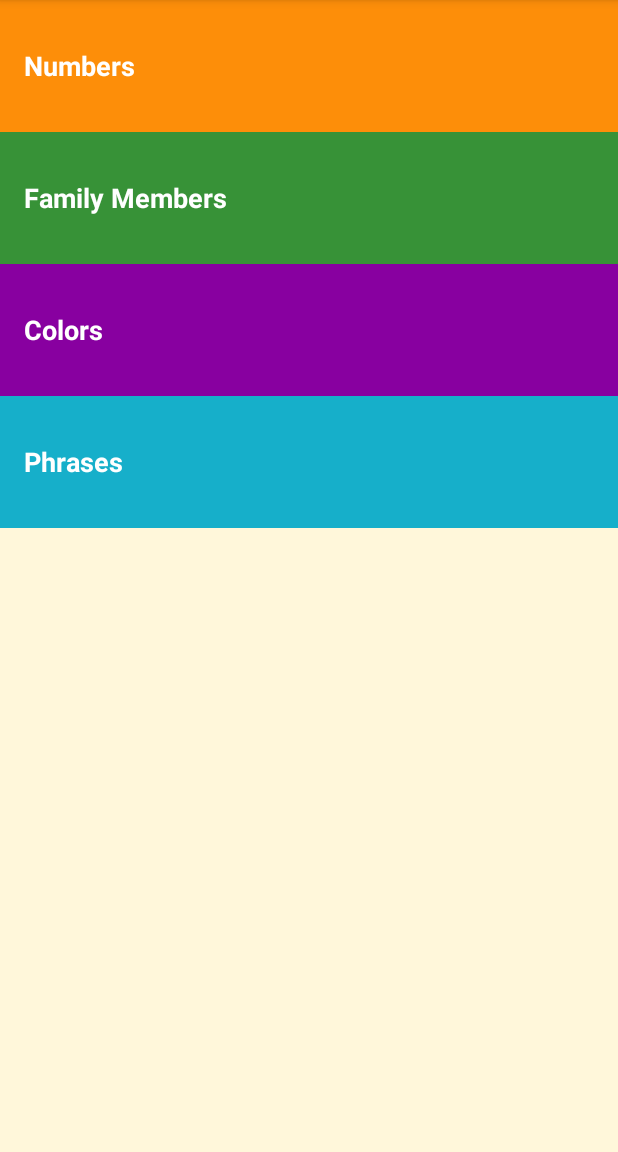
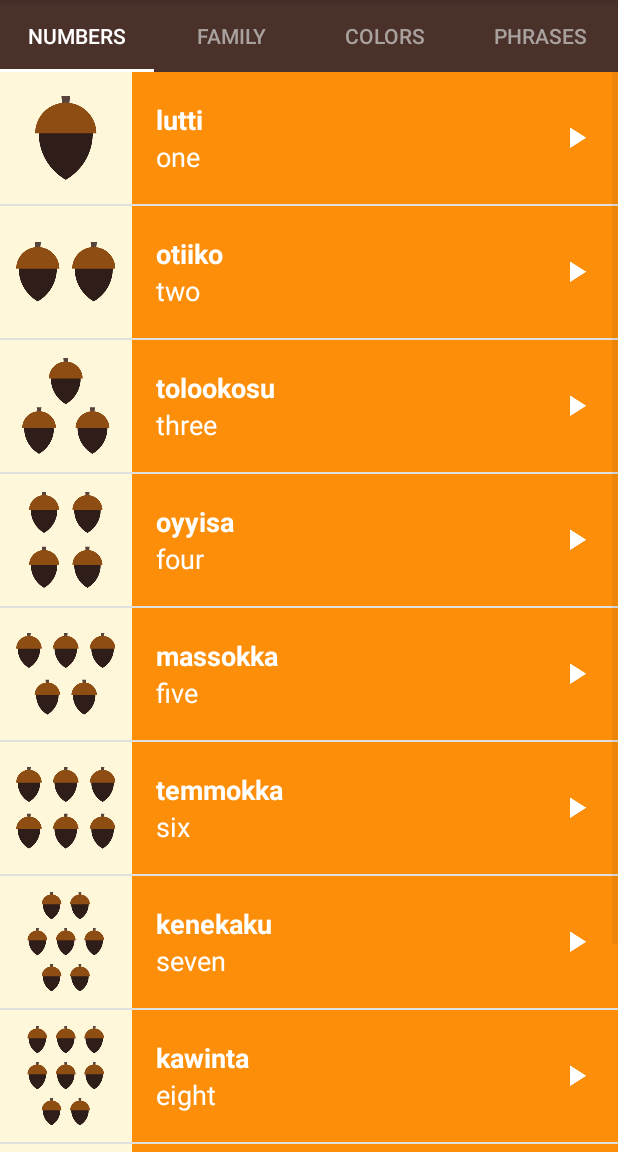
Before and after one commit to zizoh/miwok-app, an Android app: the MainActivity screen opened directly, with no data from a screen before it, on a phone screen of 412 x 824 dp, the part 84-1236 px from its top. Run offline under Robolectric (Android 15) with nearby library versions, the phone set to English and light mode, and no system bars.

Commit message:
refactor app to use tabs for all categories

```diff
--- /dev/null
+++ b/app/src/main/java/com/example/android/miwok/CategoriesFragmentPagerAdapter.java
@@ -0,0 +1,44 @@
+package com.example.android.miwok;
+
+import android.content.Context;
+import android.support.v4.app.Fragment;
+import android.support.v4.app.FragmentManager;
+import android.support.v4.app.FragmentPagerAdapter;
+
+public class CategoriesFragmentPagerAdapter extends FragmentPagerAdapter {
+    final int PAGE_COUNT = 4;
+    private String tabTitles[] = new String[]{"Numbers", "Family", "Colors", "Phrases"};
+    private Context context;
+
+    public CategoriesFragmentPagerAdapter(FragmentManager fm, Context context) {
+        super(fm);
+        this.context = context;
+    }
+
+    @Override
+    public int getCount() {
+        return PAGE_COUNT;
+    }
+
+    @Override
+    public Fragment getItem(int position) {
+        switch (position) {
+            case 0:
+                return new NumbersFragment();
+            case 1:
+                return new FamilyFragment();
+            case 2:
+                return new ColorsFragment();
+            case 3:
+                return new PhrasesFragment();
+            default:
+                return null;
+        }
+    }
+
+    @Override
+    public CharSequence getPageTitle(int position) {
+        // Generate title based on item position
+        return tabTitles[position];
+    }
+}
--- a/app/src/main/java/com/example/android/miwok/FamilyActivity.java
+++ b/app/src/main/java/com/example/android/miwok/FamilyFragment.java
@@ -4,15 +4,16 @@ import android.content.Context;
 import android.media.AudioManager;
 import android.media.MediaPlayer;
 import android.os.Bundle;
-import android.support.v7.app.AppCompatActivity;
+import android.support.v4.app.Fragment;
+import android.view.LayoutInflater;
 import android.view.View;
+import android.view.ViewGroup;
 import android.widget.AdapterView;
 import android.widget.ListView;
 
 import java.util.ArrayList;
 
-public class FamilyActivity extends AppCompatActivity {
-
+public class FamilyFragment extends Fragment {
     /**
      * Handles playback of all the sound files
      */
@@ -65,12 +66,17 @@ public class FamilyActivity extends AppCompatActivity {
             };
 
     @Override
-    protected void onCreate(Bundle savedInstanceState) {
+    public void onCreate(Bundle savedInstanceState) {
         super.onCreate(savedInstanceState);
-        setContentView(R.layout.word_list);
+    }
+
+    @Override
+    public View onCreateView(LayoutInflater inflater, ViewGroup container,
+                             Bundle savedInstanceState) {
+        View view = inflater.inflate(R.layout.word_list, container, false);
 
         // Create and setup the {@link AudioManager} to request audio focus
-        mAudioManager = (AudioManager) getSystemService(Context.AUDIO_SERVICE);
+        mAudioManager = (AudioManager) getActivity().getSystemService(Context.AUDIO_SERVICE);
 
         // Create an arraylist of words
         final ArrayList<Word> words = new ArrayList<Word>();
@@ -98,12 +104,12 @@ public class FamilyActivity extends AppCompatActivity {
         // Create an {@link WordAdapter}, whose data source is a list of {@Word}s. The
         // adapter knows how to create list items in the list
         WordAdapter adapter =
-                new WordAdapter(this, words, R.color.category_family);
+                new WordAdapter(getActivity(), words, R.color.category_family);
 
         // Find the {@link ListView} object in the view hierarchy of the {@link Activity}.
         // There should be a {@link ListView} with the view ID called list which is declared in the
         // word_list.xml file.
-        ListView listView = (ListView) findViewById(R.id.list);
+        ListView listView = (ListView) view.findViewById(R.id.list);
 
         // Make the {@link ListView} use the {@link WordAdapter} created above so that the
         // {@link ListView} will display list items for each {@link Word} in the list.
@@ -127,7 +133,7 @@ public class FamilyActivity extends AppCompatActivity {
 
                     // Create and setup the {@link MediaPlayer} for the audio resource associated
                     // with the current word
-                    mMediaPlayer = MediaPlayer.create(FamilyActivity.this, word.getmAudioResourceId());
+                    mMediaPlayer = MediaPlayer.create(getActivity(), word.getmAudioResourceId());
                     // Start the audio file
                     mMediaPlayer.start();
                     // Setup a listener on the media player, so that we can stop and release the
@@ -136,13 +142,15 @@ public class FamilyActivity extends AppCompatActivity {
                 }
             }
         });
+
+        return view;
     }
 
     /**
      * Release MediaPlayer resources when a user leaves the app
      */
     @Override
-    protected void onStop() {
+    public void onStop() {
         super.onStop();
         releaseMediaPlayer();
     }
--- a/app/src/main/java/com/example/android/miwok/MainActivity.java
+++ b/app/src/main/java/com/example/android/miwok/MainActivity.java
@@ -15,11 +15,10 @@
  */
 package com.example.android.miwok;
 
-import android.content.Intent;
 import android.os.Bundle;
+import android.support.design.widget.TabLayout;
+import android.support.v4.view.ViewPager;
 import android.support.v7.app.AppCompatActivity;
-import android.view.View;
-import android.widget.TextView;
 
 public class MainActivity extends AppCompatActivity {
 
@@ -30,56 +29,12 @@ public class MainActivity extends AppCompatActivity {
         // Set the content of the activity to use the activity_main.xml layout file
         setContentView(R.layout.activity_main);
 
-        // Find the View that shows the numbers category
-        TextView numbers = (TextView) findViewById(R.id.numbers);
+        ViewPager viewPager = (ViewPager) findViewById(R.id.categories_viewpager);
+        viewPager.setAdapter(new CategoriesFragmentPagerAdapter(getSupportFragmentManager(),
+                MainActivity.this));
 
-        // Set a click listener on that View
-        numbers.setOnClickListener(new View.OnClickListener() {
-            // The code in this method will be executed when the numbers View is clicked on.
-            @Override
-            public void onClick(View view) {
-                Intent numbersIntent = new Intent(MainActivity.this, NumbersActivity.class);
-                startActivity(numbersIntent);
-            }
-        });
-
-        // Find the View that shows the family category
-        TextView family = (TextView) findViewById(R.id.family);
-
-        // Set a click listener on that View
-        family.setOnClickListener(new View.OnClickListener() {
-            // The code in this method will be executed when the family View is clicked on.
-            @Override
-            public void onClick(View view) {
-                Intent familyIntent = new Intent(MainActivity.this, FamilyActivity.class);
-                startActivity(familyIntent);
-            }
-        });
-
-        // Find the View that shows the colors category
-        TextView colors = (TextView) findViewById(R.id.colors);
-
-        // Set a click listener on that View
-        colors.setOnClickListener(new View.OnClickListener() {
-            // The code in this method will be executed when the colors View is clicked on.
-            @Override
-            public void onClick(View view) {
-                Intent colorsIntent = new Intent(MainActivity.this, ColorsActivity.class);
-                startActivity(colorsIntent);
-            }
-        });
-
-        // Find the View that shows the phrases category
-        TextView phrases = (TextView) findViewById(R.id.phrases);
-
-        // Set a click listener on that View
-        phrases.setOnClickListener(new View.OnClickListener() {
-            // The code in this method will be executed when the phrases View is clicked on.
-            @Override
-            public void onClick(View view) {
-                Intent phrasesIntent = new Intent(MainActivity.this, PhrasesActivity.class);
-                startActivity(phrasesIntent);
-            }
-        });
+        // Give the TabLayout the ViewPager
+        TabLayout tabLayout = (TabLayout) findViewById(R.id.categories_tab);
+        tabLayout.setupWithViewPager(viewPager);
     }
 }
--- a/app/src/main/java/com/example/android/miwok/ColorsActivity.java
+++ b/app/src/main/java/com/example/android/miwok/NumbersFragment.java
@@ -4,15 +4,17 @@ import android.content.Context;
 import android.media.AudioManager;
 import android.media.MediaPlayer;
 import android.os.Bundle;
-import android.support.v7.app.AppCompatActivity;
+import android.support.v4.app.Fragment;
+import android.util.Log;
+import android.view.LayoutInflater;
 import android.view.View;
+import android.view.ViewGroup;
 import android.widget.AdapterView;
 import android.widget.ListView;
 
 import java.util.ArrayList;
 
-public class ColorsActivity extends AppCompatActivity {
-
+public class NumbersFragment extends Fragment {
     /**
      * Handles playback of all the sound files
      */
@@ -65,41 +67,40 @@ public class ColorsActivity extends AppCompatActivity {
             };
 
     @Override
-    protected void onCreate(Bundle savedInstanceState) {
+    public void onCreate(Bundle savedInstanceState) {
         super.onCreate(savedInstanceState);
-        setContentView(R.layout.word_list);
+    }
+
+    @Override
+    public View onCreateView(LayoutInflater inflater, ViewGroup container,
+                             Bundle savedInstanceState) {
+        View view = inflater.inflate(R.layout.word_list, container, false);
 
         // Create and setup the {@link AudioManager} to request audio focus
-        mAudioManager = (AudioManager) getSystemService(Context.AUDIO_SERVICE);
+        mAudioManager = (AudioManager) getActivity().getSystemService(Context.AUDIO_SERVICE);
 
         // Create an arraylist of words
         final ArrayList<Word> words = new ArrayList<Word>();
-        words.add(new Word("red",
-                "weṭeṭṭi", R.drawable.color_red, R.raw.color_red));
-        words.add(new Word("green",
-                "chokokki", R.drawable.color_green, R.raw.color_green));
-        words.add(new Word("brown",
-                "ṭakaakki", R.drawable.color_brown, R.raw.color_brown));
-        words.add(new Word("gray",
-                "ṭopoppi", R.drawable.color_gray, R.raw.color_gray));
-        words.add(new Word("black",
-                "kululli", R.drawable.color_black, R.raw.color_black));
-        words.add(new Word("white",
-                "kelelli", R.drawable.color_white, R.raw.color_white));
-        words.add(new Word("dusty yellow",
-                "ṭopiisә", R.drawable.color_dusty_yellow, R.raw.color_dusty_yellow));
-        words.add(new Word("mustard yellow",
-                "chiwiiṭә", R.drawable.color_mustard_yellow, R.raw.color_mustard_yellow));
+        words.add(new Word("one", "lutti", R.drawable.number_one, R.raw.number_one));
+        words.add(new Word("two", "otiiko", R.drawable.number_two, R.raw.number_two));
+        words.add(new Word("three", "tolookosu", R.drawable.number_three, R.raw.number_three));
+        words.add(new Word("four", "oyyisa", R.drawable.number_four, R.raw.number_four));
+        words.add(new Word("five", "massokka", R.drawable.number_five, R.raw.number_five));
+        words.add(new Word("six", "temmokka", R.drawable.number_six, R.raw.number_six));
+        words.add(new Word("seven", "kenekaku", R.drawable.number_seven, R.raw.number_seven));
+        words.add(new Word("eight", "kawinta", R.drawable.number_eight, R.raw.number_eight));
+        words.add(new Word("nine", "wo'e", R.drawable.number_nine, R.raw.number_nine));
+        words.add(new Word("ten", "na'aacha", R.drawable.number_ten, R.raw.number_ten));
 
         // Create an {@link WordAdapter}, whose data source is a list of {@Word}s. The
         // adapter knows how to create list items in the list
         WordAdapter adapter =
-                new WordAdapter(this, words, R.color.category_colors);
+                new WordAdapter(getActivity(), words, R.color.category_numbers);
 
         // Find the {@link ListView} object in the view hierarchy of the {@link Activity}.
         // There should be a {@link ListView} with the view ID called list which is declared in the
         // word_list.xml file.
-        ListView listView = (ListView) findViewById(R.id.list);
+        ListView listView = (ListView) view.findViewById(R.id.list);
 
         // Make the {@link ListView} use the {@link WordAdapter} created above so that the
         // {@link ListView} will display list items for each {@link Word} in the list.
@@ -111,6 +112,7 @@ public class ColorsActivity extends AppCompatActivity {
             public void onItemClick(AdapterView<?> parent, View view, int position, long id) {
                 // Get the {@link Word} object at the given position the user clicked on
                 Word word = words.get(position);
+                Log.v("NumbersActivity", "Current word: " + word);
 
                 // Request audio focus so in order to play the audio file. The app needs to play a
                 // short audio file, so we will request audio focus with a short amount of time
@@ -123,7 +125,7 @@ public class ColorsActivity extends AppCompatActivity {
 
                     // Create and setup the {@link MediaPlayer} for the audio resource associated
                     // with the current word
-                    mMediaPlayer = MediaPlayer.create(ColorsActivity.this, word.getmAudioResourceId());
+                    mMediaPlayer = MediaPlayer.create(getActivity(), word.getmAudioResourceId());
                     // Start the audio file
                     mMediaPlayer.start();
                     // Setup a listener on the media player, so that we can stop and release the
@@ -132,13 +134,15 @@ public class ColorsActivity extends AppCompatActivity {
                 }
             }
         });
+
+        return view;
     }
 
     /**
      * Release MediaPlayer resources when a user leaves the app
      */
     @Override
-    protected void onStop() {
+    public void onStop() {
         super.onStop();
         releaseMediaPlayer();
     }
--- a/app/src/main/res/layout/activity_main.xml
+++ b/app/src/main/res/layout/activity_main.xml
@@ -16,59 +16,24 @@
     xmlns:tools="http://schemas.android.com/tools"
     android:layout_width="match_parent"
     android:layout_height="match_parent"
+    xmlns:app="http://schemas.android.com/apk/res-auto"
     android:background="@color/tan_background"
     android:orientation="vertical"
     tools:context="com.example.android.miwok.MainActivity">
 
-    <!-- Numbers category -->
-    <FrameLayout
+    <android.support.design.widget.TabLayout
+        android:id="@+id/categories_tab"
         android:layout_width="match_parent"
         android:layout_height="wrap_content"
-        android:background="@color/category_numbers">
+        android:background="@color/primary_color"
+        app:tabTextColor="@color/tab_text_color"
+        app:tabSelectedTextColor="@color/tab_selected_text_color"
+        app:tabIndicatorColor="@color/tab_indicator_color" />
 
-        <TextView
-            android:id="@+id/numbers"
-            style="@style/CategoryStyle"
-            android:background="?android:attr/selectableItemBackground"
-            android:text="@string/category_numbers" />
-    </FrameLayout>
-
-    <!-- Family category -->
-    <FrameLayout
+    <android.support.v4.view.ViewPager
+        android:id="@+id/categories_viewpager"
         android:layout_width="match_parent"
         android:layout_height="wrap_content"
-        android:background="@color/category_family">
+        android:background="@android:color/white" />
 
-        <TextView
-            android:id="@+id/family"
-            style="@style/CategoryStyle"
-            android:background="?android:attr/selectableItemBackground"
-            android:text="@string/category_family" />
-    </FrameLayout>
-
-    <!-- Colors category -->
-    <FrameLayout
-        android:layout_width="match_parent"
-        android:layout_height="wrap_content"
-        android:background="@color/category_colors">
-
-        <TextView
-            android:id="@+id/colors"
-            style="@style/CategoryStyle"
-            android:background="?android:attr/selectableItemBackground"
-            android:text="@string/category_colors" />
-    </FrameLayout>
-
-    <!-- Phrases category -->
-    <FrameLayout
-        android:layout_width="match_parent"
-        android:layout_height="wrap_content"
-        android:background="@color/category_phrases">
-
-        <TextView
-            android:id="@+id/phrases"
-            style="@style/CategoryStyle"
-            android:background="?android:attr/selectableItemBackground"
-            android:text="@string/category_phrases" />
-    </FrameLayout>
 </LinearLayout>
--- a/app/src/main/res/values/colors.xml
+++ b/app/src/main/res/values/colors.xml
@@ -34,4 +34,13 @@
 
     <!-- Background color for the phrases category -->
     <color name="category_phrases">#16AFCA</color>
+
+    <!-- Tab text color -->
+    <color name="tab_text_color">#A8A19E</color>
+
+    <!-- Tab selected text color -->
+    <color name="tab_selected_text_color">#ffffff</color>
+
+    <!-- Tab indicator color -->
+    <color name="tab_indicator_color">#ffffff</color>
 </resources>
```
Also changed, not shown: app/src/main/java/com/example/android/miwok/ColorsFragment.java (renamed from app/src/main/java/com/example/android/miwok/PhrasesActivity.java, +34 -30 lines), app/src/main/java/com/example/android/miwok/PhrasesFragment.java (renamed from app/src/main/java/com/example/android/miwok/NumbersActivity.java, +38 -22 lines).
